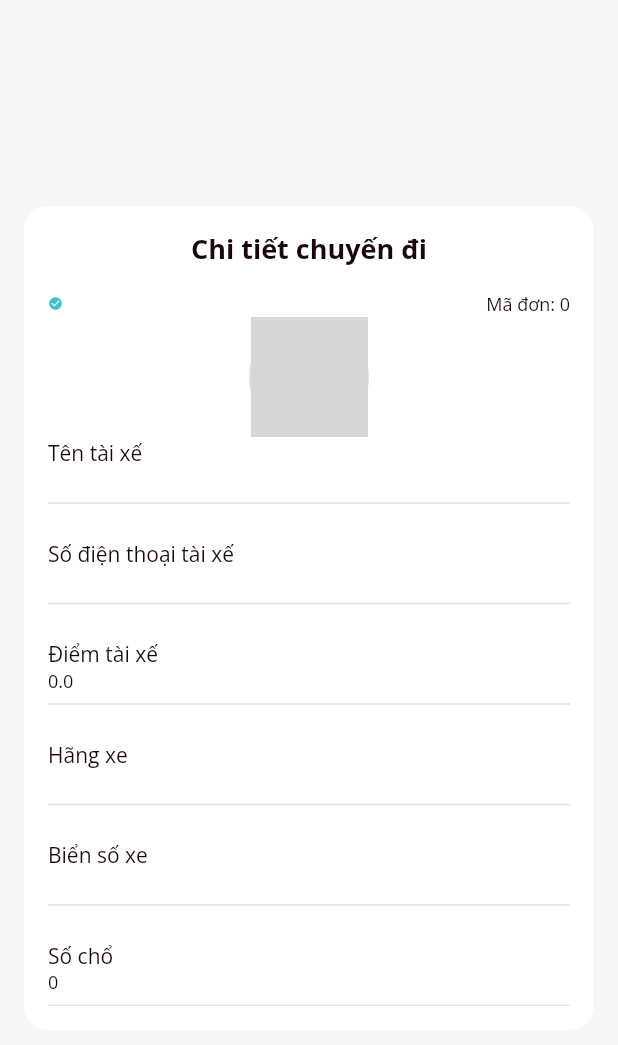
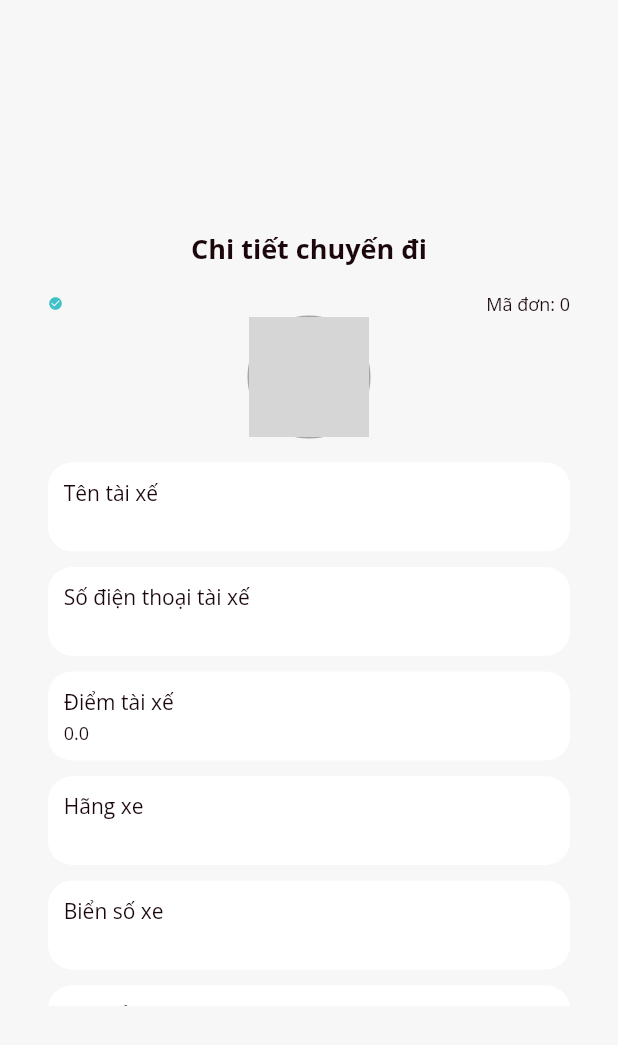
Before and after one commit to FTeambyDinhPhuc/DoAnChuyenNganh_FGo, a Flutter app: the TicketPopup widget shown alone on an empty page, opened directly with empty values, on a phone screen of 412 x 824 dp. Shown: the top 1045 px of the screen. Run offline on Flutter 3.47's test engine with Material 2 defaults, Android fonts, the phone set to English and light mode, and no system bars; our stand-ins replace flutter_rating_bar, font_awesome_flutter, get, google_maps_flutter, image_picker, location and 2 more; missing offline and left inert: dart:ffi, flutter_polyline_points; accounts and stored records are empty; network calls fail; grey boxes are pictures that could not be loaded.

Commit message:
chỉnh sửa giao diện

```diff
--- a/lib/constants.dart
+++ b/lib/constants.dart
@@ -14,6 +14,7 @@ Color borderColor = const Color.fromRGBO(36, 48, 49, 0.4);
 const double defaultPaddingLarge = 48;
 const double defaultPadding = 16.0;
 const double defaultPaddingSmall = 10.5;
+const double defaultPaddingSuperSmall = 3.2;
 const double defaultPaddingBottom = 51.0;
 const double defaultPaddingIcon = 20;
 
@@ -22,6 +23,7 @@ const double defaultSizeText = 16.0;
 const double defaultSizeIcon = 16.0;
 const double defaultSizeIconButton = 24.0;
 const double defaultSizeImage = 40.0;
+const double defaultSizeImageSmall = 30.0;
 const double heightButton = 55.0;
 const double defaultthickness = 1.0;
 
--- a/lib/widgets/ticket/components/info_order.dart
+++ b/lib/widgets/ticket/components/info_order.dart
@@ -13,22 +13,28 @@ class InfoOrder extends StatelessWidget {
 
   @override
   Widget build(BuildContext context) {
-    return Column(
+    return Container(
+      padding: EdgeInsets.all(defaultPaddingSmall),
+      margin: EdgeInsets.only(bottom: defaultPaddingSmall),
+      decoration: BoxDecoration(
+          color: Colors.white,
+          borderRadius: BorderRadius.circular(defaultCircular)),
+      child: Column(
         crossAxisAlignment: CrossAxisAlignment.start,
         children: [
           Text(
             titleInfo,
             style: Theme.of(context).textTheme.headline6,
           ),
+          const SizedBox(
+            height: defaultPaddingSuperSmall,
+          ),
           Text(
             describe,
             style: Theme.of(context).textTheme.bodyText1,
           ),
-        const Divider(
-          thickness: defaultthickness,
+        ],
       ),
-        const SizedBox(height: defaultPadding),
-      ],
     );
   }
 }
--- a/lib/widgets/ticket/components/ticket_pop_up.dart
+++ b/lib/widgets/ticket/components/ticket_pop_up.dart
@@ -44,7 +44,7 @@ class TicketPopup extends StatelessWidget {
             constraints: BoxConstraints(maxHeight: Get.height / 1.5),
             padding: EdgeInsets.all(defaultPadding),
             decoration: BoxDecoration(
-                color: Colors.white,
+                color: scaffoldBackgroundColor,
                 borderRadius: BorderRadius.circular(defaultCircular)),
             child: SingleChildScrollView(
               child: Column(
@@ -54,7 +54,9 @@ class TicketPopup extends StatelessWidget {
                     style: Theme.of(context).textTheme.headline3,
                   ),
                   const SizedBox(height: defaultPadding),
-                  Column(children: [
+                  Column(
+                      crossAxisAlignment: CrossAxisAlignment.stretch,
+                      children: [
                         Row(
                           mainAxisAlignment: MainAxisAlignment.spaceBetween,
                           children: [
@@ -80,12 +82,12 @@ class TicketPopup extends StatelessWidget {
                         ),
                         Container(
                           width: 80,
+                          margin: EdgeInsets.only(bottom: defaultPadding),
                           decoration: BoxDecoration(
-                          border:
-                              Border.all(width: 1, color: Colors.grey.shade300),
+                              border: Border.all(
+                                  width: defaultthickness, color: borderColor),
                               shape: BoxShape.circle),
-                      child: Align(
-                        alignment: Alignment.centerLeft,
+                          child: Center(
                             child: CircleAvatar(
                               backgroundImage: AssetImage(
                                 order.idTaixe == null
@@ -160,7 +162,8 @@ class TicketPopup extends StatelessWidget {
                         ),
                         InfoOrder(
                           titleInfo: 'Tổng tiền',
-                      describe: '${moneyFormat.format(order.thanhtien)} vnđ',
+                          describe:
+                              '${moneyFormat.format(order.thanhtien)} vnđ',
                         ),
                         InfoOrder(
                           titleInfo: 'Đánh giá chuyến đi',
```
Lines whose indentation alone changed are shown as unchanged.
